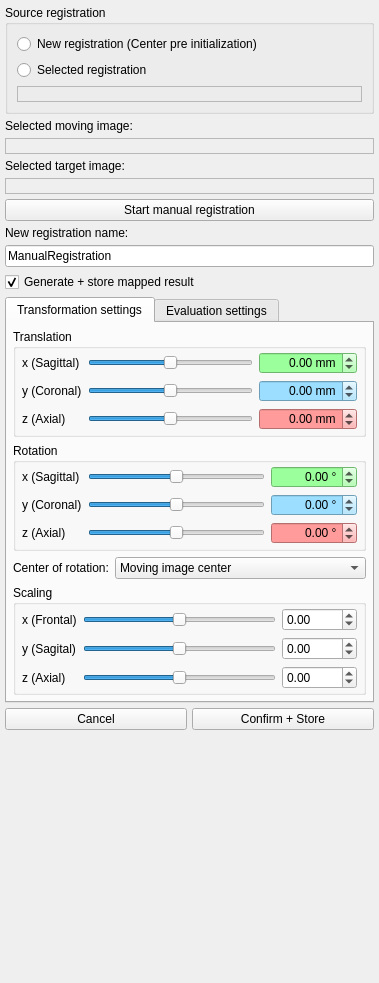
First picture: the form in Plugins/org.mitk.gui.qt.matchpoint.manipulator/src/internal/QmitkMatchPointRegistrationManipulator.ui, repository MITK/MITK, before the edit.
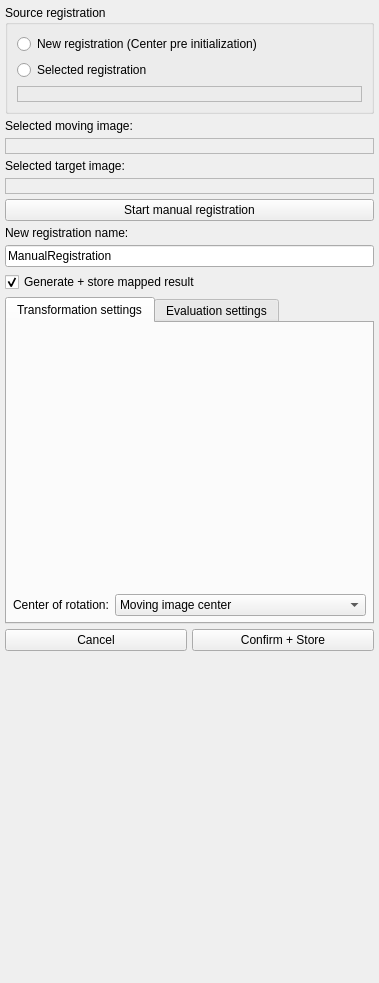
Second picture: the form after the edit. Custom widgets are drawn as their Qt base class.

Commit message: first draft of extracted widget

What changed in the file:
```diff
--- a/Plugins/org.mitk.gui.qt.matchpoint.manipulator/src/internal/QmitkMatchPointRegistrationManipulator.ui
+++ b/Plugins/org.mitk.gui.qt.matchpoint.manipulator/src/internal/QmitkMatchPointRegistrationManipulator.ui
@@ -351,412 +351,7 @@
         <number>6</number>
        </property>
        <item>
-        <widget class="QGroupBox" name="groupBox">
-         <property name="title">
-          <string>Translation</string>
-         </property>
-         <layout class="QGridLayout" name="gridLayout_2">
-          <property name="leftMargin">
-           <number>6</number>
-          </property>
-          <property name="topMargin">
-           <number>3</number>
-          </property>
-          <property name="rightMargin">
-           <number>6</number>
-          </property>
-          <property name="bottomMargin">
-           <number>3</number>
-          </property>
-          <item row="2" column="0">
-           <widget class="QLabel" name="label_4">
-            <property name="text">
-             <string>y (Coronal)</string>
-            </property>
-           </widget>
-          </item>
-          <item row="0" column="0">
-           <widget class="QLabel" name="label_2">
-            <property name="text">
-             <string>x (Sagittal)</string>
-            </property>
-           </widget>
-          </item>
-          <item row="3" column="0">
-           <widget class="QLabel" name="label_3">
-            <property name="text">
-             <string>z (Axial)</string>
-            </property>
-           </widget>
-          </item>
-          <item row="3" column="1">
-           <widget class="QSlider" name="slideTransZ">
-            <property name="minimum">
-             <number>-100</number>
-            </property>
-            <property name="maximum">
-             <number>100</number>
-            </property>
-            <property name="orientation">
-             <enum>Qt::Horizontal</enum>
-            </property>
-           </widget>
-          </item>
-          <item row="2" column="1">
-           <widget class="QSlider" name="slideTransY">
-            <property name="minimum">
-             <number>-100</number>
-            </property>
-            <property name="maximum">
-             <number>100</number>
-            </property>
-            <property name="orientation">
-             <enum>Qt::Horizontal</enum>
-            </property>
-           </widget>
-          </item>
-          <item row="0" column="1">
-           <widget class="QSlider" name="slideTransX">
-            <property name="minimum">
-             <number>-100</number>
-            </property>
-            <property name="maximum">
-             <number>100</number>
-            </property>
-            <property name="orientation">
-             <enum>Qt::Horizontal</enum>
-            </property>
-           </widget>
-          </item>
-          <item row="0" column="2">
-           <widget class="QDoubleSpinBox" name="sbTransX">
-            <property name="sizePolicy">
-             <sizepolicy hsizetype="Minimum" vsizetype="Fixed">
-              <horstretch>0</horstretch>
-              <verstretch>0</verstretch>
-             </sizepolicy>
-            </property>
-            <property name="minimumSize">
-             <size>
-              <width>70</width>
-              <height>0</height>
-             </size>
-            </property>
-            <property name="baseSize">
-             <size>
-              <width>0</width>
-              <height>0</height>
-             </size>
-            </property>
-            <property name="styleSheet">
-             <string notr="true">background-color:rgb(155, 255, 155)</string>
-            </property>
-            <property name="alignment">
-             <set>Qt::AlignRight|Qt::AlignTrailing|Qt::AlignVCenter</set>
-            </property>
-            <property name="suffix">
-             <string> mm</string>
-            </property>
-            <property name="minimum">
-             <double>-9999.000000000000000</double>
-            </property>
-            <property name="maximum">
-             <double>9999.000000000000000</double>
-            </property>
-            <property name="singleStep">
-             <double>0.500000000000000</double>
-            </property>
-           </widget>
-          </item>
-          <item row="2" column="2">
-           <widget class="QDoubleSpinBox" name="sbTransY">
-            <property name="sizePolicy">
-             <sizepolicy hsizetype="Minimum" vsizetype="Fixed">
-              <horstretch>0</horstretch>
-              <verstretch>0</verstretch>
-             </sizepolicy>
-            </property>
-            <property name="minimumSize">
-             <size>
-              <width>70</width>
-              <height>0</height>
-             </size>
-            </property>
-            <property name="baseSize">
-             <size>
-              <width>0</width>
-              <height>0</height>
-             </size>
-            </property>
-            <property name="styleSheet">
-             <string notr="true">background-color:rgb(155, 222, 255)</string>
-            </property>
-            <property name="alignment">
-             <set>Qt::AlignRight|Qt::AlignTrailing|Qt::AlignVCenter</set>
-            </property>
-            <property name="suffix">
-             <string> mm</string>
-            </property>
-            <property name="minimum">
-             <double>-9999.000000000000000</double>
-            </property>
-            <property name="maximum">
-             <double>9999.000000000000000</double>
-            </property>
-            <property name="singleStep">
-             <double>0.500000000000000</double>
-            </property>
-           </widget>
-          </item>
-          <item row="3" column="2">
-           <widget class="QDoubleSpinBox" name="sbTransZ">
-            <property name="sizePolicy">
-             <sizepolicy hsizetype="Minimum" vsizetype="Fixed">
-              <horstretch>0</horstretch>
-              <verstretch>0</verstretch>
-             </sizepolicy>
-            </property>
-            <property name="minimumSize">
-             <size>
-              <width>70</width>
-              <height>0</height>
-             </size>
-            </property>
-            <property name="baseSize">
-             <size>
-              <width>0</width>
-              <height>0</height>
-             </size>
-            </property>
-            <property name="styleSheet">
-             <string notr="true">background-color:rgb(255, 155, 155)</string>
-            </property>
-            <property name="alignment">
-             <set>Qt::AlignRight|Qt::AlignTrailing|Qt::AlignVCenter</set>
-            </property>
-            <property name="suffix">
-             <string> mm</string>
-            </property>
-            <property name="minimum">
-             <double>-9999.000000000000000</double>
-            </property>
-            <property name="maximum">
-             <double>9999.000000000000000</double>
-            </property>
-            <property name="singleStep">
-             <double>0.500000000000000</double>
-            </property>
-           </widget>
-          </item>
-         </layout>
-        </widget>
-       </item>
-       <item>
-        <widget class="QGroupBox" name="groupBox_2">
-         <property name="title">
-          <string>Rotation</string>
-         </property>
-         <layout class="QGridLayout" name="gridLayout_3">
-          <property name="leftMargin">
-           <number>6</number>
-          </property>
-          <property name="topMargin">
-           <number>3</number>
-          </property>
-          <property name="rightMargin">
-           <number>6</number>
-          </property>
-          <property name="bottomMargin">
-           <number>3</number>
-          </property>
-          <property name="verticalSpacing">
-           <number>6</number>
-          </property>
-          <item row="2" column="0">
-           <widget class="QLabel" name="label_6">
-            <property name="text">
-             <string>y (Coronal)</string>
-            </property>
-           </widget>
-          </item>
-          <item row="0" column="0">
-           <widget class="QLabel" name="label_7">
-            <property name="text">
-             <string>x (Sagittal)</string>
-            </property>
-           </widget>
-          </item>
-          <item row="3" column="0">
-           <widget class="QLabel" name="label_8">
-            <property name="text">
-             <string>z (Axial)</string>
-            </property>
-           </widget>
-          </item>
-          <item row="3" column="1">
-           <widget class="QSlider" name="slideRotZ">
-            <property name="minimum">
-             <number>-180</number>
-            </property>
-            <property name="maximum">
-             <number>180</number>
-            </property>
-            <property name="orientation">
-             <enum>Qt::Horizontal</enum>
-            </property>
-           </widget>
-          </item>
-          <item row="2" column="1">
-           <widget class="QSlider" name="slideRotY">
-            <property name="minimum">
-             <number>-180</number>
-            </property>
-            <property name="maximum">
-             <number>180</number>
-            </property>
-            <property name="orientation">
-             <enum>Qt::Horizontal</enum>
-            </property>
-           </widget>
-          </item>
-          <item row="0" column="1">
-           <widget class="QSlider" name="slideRotX">
-            <property name="minimum">
-             <number>-180</number>
-            </property>
-            <property name="maximum">
-             <number>180</number>
-            </property>
-            <property name="orientation">
-             <enum>Qt::Horizontal</enum>
-            </property>
-           </widget>
-          </item>
-          <item row="0" column="2">
-           <widget class="QDoubleSpinBox" name="sbRotX">
-            <property name="sizePolicy">
-             <sizepolicy hsizetype="Minimum" vsizetype="Fixed">
-              <horstretch>0</horstretch>
-              <verstretch>0</verstretch>
-             </sizepolicy>
-            </property>
-            <property name="minimumSize">
-             <size>
-              <width>86</width>
-              <height>0</height>
-             </size>
-            </property>
-            <property name="baseSize">
-             <size>
-              <width>0</width>
-              <height>0</height>
-             </size>
-            </property>
-            <property name="styleSheet">
-             <string notr="true">background-color:rgb(155, 255, 155)</string>
-            </property>
-            <property name="alignment">
-             <set>Qt::AlignRight|Qt::AlignTrailing|Qt::AlignVCenter</set>
-            </property>
-            <property name="prefix">
-             <string/>
-            </property>
-            <property name="suffix">
-             <string> °</string>
-            </property>
-            <property name="minimum">
-             <double>-360.000000000000000</double>
-            </property>
-            <property name="maximum">
-             <double>360.000000000000000</double>
-            </property>
-            <property name="singleStep">
-             <double>0.500000000000000</double>
-            </property>
-           </widget>
-          </item>
-          <item row="2" column="2">
-           <widget class="QDoubleSpinBox" name="sbRotY">
-            <property name="sizePolicy">
-             <sizepolicy hsizetype="Minimum" vsizetype="Fixed">
-              <horstretch>0</horstretch>
-              <verstretch>0</verstretch>
-             </sizepolicy>
-            </property>
-            <property name="minimumSize">
-             <size>
-              <width>86</width>
-              <height>0</height>
-             </size>
-            </property>
-            <property name="baseSize">
-             <size>
-              <width>0</width>
-              <height>0</height>
-             </size>
-            </property>
-            <property name="styleSheet">
-             <string notr="true">background-color:rgb(155, 222, 255)</string>
-            </property>
-            <property name="alignment">
-             <set>Qt::AlignRight|Qt::AlignTrailing|Qt::AlignVCenter</set>
-            </property>
-            <property name="suffix">
-             <string> °</string>
-            </property>
-            <property name="minimum">
-             <double>-360.000000000000000</double>
-            </property>
-            <property name="maximum">
-             <double>360.000000000000000</double>
-            </property>
-            <property name="singleStep">
-             <double>0.500000000000000</double>
-            </property>
-           </widget>
-          </item>
-          <item row="3" column="2">
-           <widget class="QDoubleSpinBox" name="sbRotZ">
-            <property name="sizePolicy">
-             <sizepolicy hsizetype="Minimum" vsizetype="Fixed">
-              <horstretch>0</horstretch>
-              <verstretch>0</verstretch>
-             </sizepolicy>
-            </property>
-            <property name="minimumSize">
-             <size>
-              <width>86</width>
-              <height>0</height>
-             </size>
-            </property>
-            <property name="baseSize">
-             <size>
-              <width>0</width>
-              <height>0</height>
-             </size>
-            </property>
-            <property name="styleSheet">
-             <string notr="true">background-color:rgb(255, 155, 155)</string>
-            </property>
-            <property name="alignment">
-             <set>Qt::AlignRight|Qt::AlignTrailing|Qt::AlignVCenter</set>
-            </property>
-            <property name="suffix">
-             <string> °</string>
-            </property>
-            <property name="minimum">
-             <double>-360.000000000000000</double>
-            </property>
-            <property name="maximum">
-             <double>360.000000000000000</double>
-            </property>
-            <property name="singleStep">
-             <double>0.500000000000000</double>
-            </property>
-           </widget>
-          </item>
-         </layout>
-        </widget>
+        <widget class="QmitkRegistrationManipulationWidget" name="manipulationWidget" native="true"/>
        </item>
        <item>
         <layout class="QHBoxLayout" name="horizontalLayout_2">
@@ -797,171 +392,6 @@
          </item>
         </layout>
        </item>
-       <item>
-        <widget class="QGroupBox" name="groupScale">
-         <property name="title">
-          <string>Scaling</string>
-         </property>
-         <layout class="QGridLayout" name="gridLayout_4">
-          <property name="leftMargin">
-           <number>6</number>
-          </property>
-          <property name="topMargin">
-           <number>3</number>
-          </property>
-          <property name="rightMargin">
-           <number>6</number>
-          </property>
-          <property name="bottomMargin">
-           <number>3</number>
-          </property>
-          <item row="2" column="0">
-           <widget class="QLabel" name="label_9">
-            <property name="text">
-             <string>y (Sagital)</string>
-            </property>
-           </widget>
-          </item>
-          <item row="0" column="0">
-           <widget class="QLabel" name="label_10">
-            <property name="text">
-             <string>x (Frontal)</string>
-            </property>
-           </widget>
-          </item>
-          <item row="3" column="0">
-           <widget class="QLabel" name="label_11">
-            <property name="text">
-             <string>z (Axial)</string>
-            </property>
-           </widget>
-          </item>
-          <item row="3" column="1">
-           <widget class="QSlider" name="slideScaleZ">
-            <property name="minimum">
-             <number>-100</number>
-            </property>
-            <property name="maximum">
-             <number>100</number>
-            </property>
-            <property name="orientation">
-             <enum>Qt::Horizontal</enum>
-            </property>
-           </widget>
-          </item>
-          <item row="2" column="1">
-           <widget class="QSlider" name="slideScaleY">
-            <property name="minimum">
-             <number>-100</number>
-            </property>
-            <property name="maximum">
-             <number>100</number>
-            </property>
-            <property name="orientation">
-             <enum>Qt::Horizontal</enum>
-            </property>
-           </widget>
-          </item>
-          <item row="0" column="1">
-           <widget class="QSlider" name="slideScaleX">
-            <property name="minimum">
-             <number>-100</number>
-            </property>
-            <property name="maximum">
-             <number>100</number>
-            </property>
-            <property name="orientation">
-             <enum>Qt::Horizontal</enum>
-            </property>
-           </widget>
-          </item>
-          <item row="0" column="2">
-           <widget class="QDoubleSpinBox" name="sbScaleX">
-            <property name="sizePolicy">
-             <sizepolicy hsizetype="Minimum" vsizetype="Fixed">
-              <horstretch>0</horstretch>
-              <verstretch>0</verstretch>
-             </sizepolicy>
-            </property>
-            <property name="minimumSize">
-             <size>
-              <width>70</width>
-              <height>0</height>
-             </size>
-            </property>
-            <property name="baseSize">
-             <size>
-              <width>0</width>
-              <height>0</height>
-             </size>
-            </property>
-            <property name="minimum">
-             <double>-9999.000000000000000</double>
-            </property>
-            <property name="maximum">
-             <double>9999.000000000000000</double>
-            </property>
-           </widget>
-          </item>
-          <item row="2" column="2">
-           <widget class="QDoubleSpinBox" name="sbScaleY">
-            <property name="sizePolicy">
-             <sizepolicy hsizetype="Minimum" vsizetype="Fixed">
-              <horstretch>0</horstretch>
-              <verstretch>0</verstretch>
-             </sizepolicy>
-            </property>
-            <property name="minimumSize">
-             <size>
-              <width>70</width>
-              <height>0</height>
-             </size>
-            </property>
-            <property name="baseSize">
-             <size>
-              <width>0</width>
-              <height>0</height>
-             </size>
-            </property>
-            <property name="minimum">
-             <double>-9999.000000000000000</double>
-            </property>
-            <property name="maximum">
-             <double>9999.000000000000000</double>
-            </property>
-           </widget>
-          </item>
-          <item row="3" column="2">
-           <widget class="QDoubleSpinBox" name="sbScaleZ">
-            <property name="sizePolicy">
-             <sizepolicy hsizetype="Minimum" vsizetype="Fixed">
-              <horstretch>0</horstretch>
-              <verstretch>0</verstretch>
-             </sizepolicy>
-            </property>
-            <property name="minimumSize">
-             <size>
-              <width>70</width>
-              <height>0</height>
-             </size>
-            </property>
-            <property name="baseSize">
-             <size>
-              <width>0</width>
-              <height>0</height>
-             </size>
-            </property>
-            <property name="minimum">
-             <double>-9999.000000000000000</double>
-            </property>
-            <property name="maximum">
-             <double>9999.000000000000000</double>
-            </property>
-           </widget>
-          </item>
-         </layout>
-        </widget>
-       </item>
       </layout>
      </widget>
      <widget class="QWidget" name="tabEval">
@@ -1034,6 +464,12 @@
    <extends>QWidget</extends>
    <header>QmitkRegEvalSettingsWidget.h</header>
   </customwidget>
+  <customwidget>
+   <class>QmitkRegistrationManipulationWidget</class>
+   <extends>QWidget</extends>
+   <header>QmitkRegistrationManipulationWidget.h</header>
+   <container>1</container>
+  </customwidget>
  </customwidgets>
  <resources/>
  <connections/>
```
The commit also changes 6 other files.
